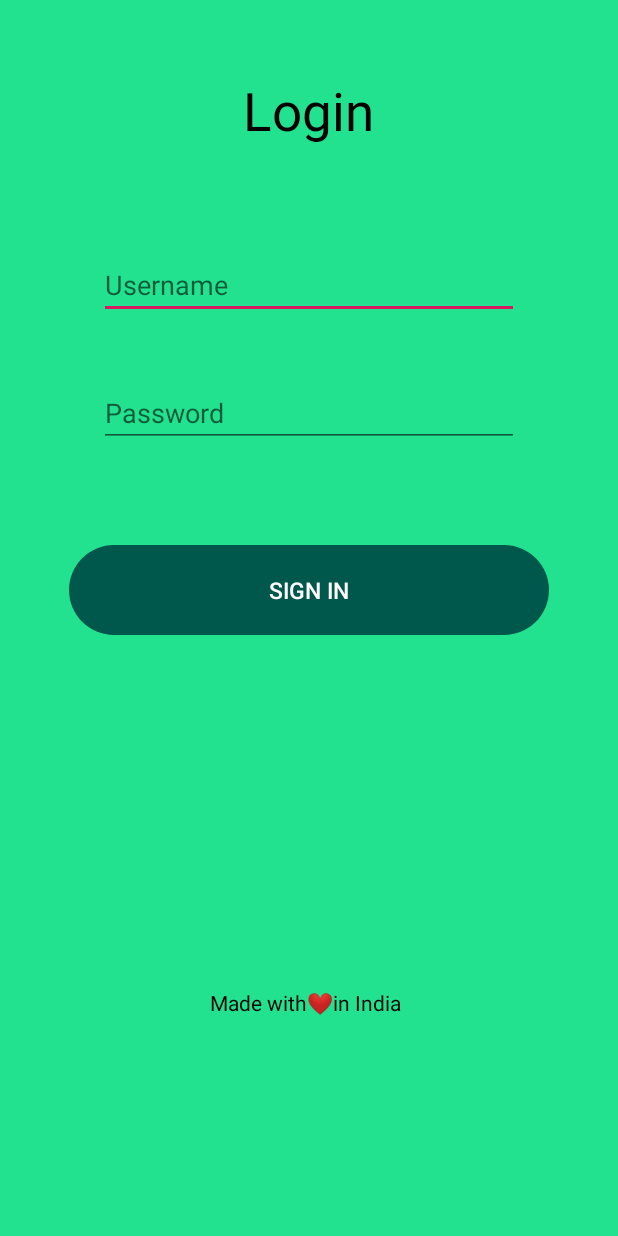
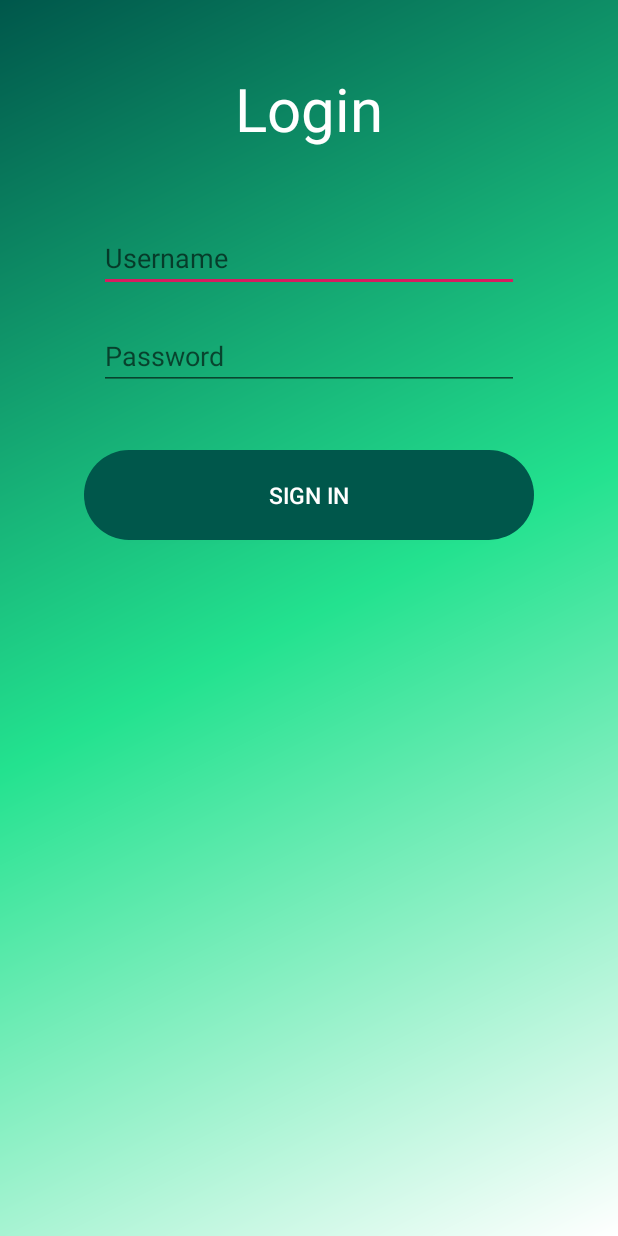
Before and after one commit to Sidg612/UPES-HACKATHON-IDEA-APP, an Android app: the LoginActivity screen opened directly, with no data from a screen before it, on a phone screen of 412 x 824 dp. Run offline under Robolectric (Android 15) with nearby library versions, the phone set to English and light mode, and no system bars.

```diff
--- /dev/null
+++ b/app/src/main/java/com/writetosid/suvidha/HistoryAdapter.kt
@@ -0,0 +1,3 @@
+package com.writetosid.suvidha
+
+import androidx.recyclerview.widget.RecyclerView
--- a/app/src/main/res/drawable/profie_backgrnd.xml
+++ b/app/src/main/res/drawable/profie_backgrnd.xml
@@ -1,9 +1,9 @@
 <?xml version="1.0" encoding="utf-8"?>
 <shape xmlns:android="http://schemas.android.com/apk/res/android" android:shape="rectangle">
 
-    <gradient android:startColor="@color/colorPrimaryDark"
+    <gradient android:startColor="@android:color/white"
         android:centerColor="@color/colorPrimary"
-        android:angle="-45"
-        android:endColor="@android:color/white"/>
+        android:angle="135"
+        android:endColor="@color/colorPrimaryDark"/>
 
 </shape>
--- a/app/src/main/res/layout/activity_login.xml
+++ b/app/src/main/res/layout/activity_login.xml
@@ -1,47 +1,45 @@
-<?xml version="1.0" encoding="utf-8"?>
 <LinearLayout xmlns:android="http://schemas.android.com/apk/res/android"
     xmlns:app="http://schemas.android.com/apk/res-auto"
     xmlns:tools="http://schemas.android.com/tools"
     android:layout_width="match_parent"
     android:layout_height="match_parent"
-    android:background="@color/colorPrimary"
     android:orientation="vertical"
-    tools:context=".LoginActivity">
-
+    android:background="@drawable/profie_backgrnd"
+    tools:context=".SignupActivity">
     <TextView
-        android:layout_marginTop="50dp"
-        android:layout_gravity="center"
         android:layout_width="wrap_content"
         android:layout_height="wrap_content"
         android:text="Login"
-        android:textSize="35sp"
-        android:textColor="@android:color/black"/>
+        android:textSize="40sp"
+        android:textColor="@android:color/white"
+        android:layout_marginTop="45dp"
+        android:layout_gravity="center"/>
+    <LinearLayout
 
-    <LinearLayout
-        android:layout_marginTop="50dp"
+        android:layout_marginTop="40dp"
         android:layout_gravity="center"
-        android:layout_width="320dp"
+        android:layout_width="300dp"
         android:layout_height="wrap_content"
         android:orientation="vertical">
+        <EditText
+            android:layout_margin="10dp"
+            android:layout_width="match_parent"
+            android:layout_height="wrap_content"
+            android:hint="Username"/>
 
         <EditText
-            android:layout_margin="20dp"
+            android:layout_margin="10dp"
             android:layout_width="match_parent"
             android:layout_height="wrap_content"
-        android:hint="Username "
-        />
-
-        <EditText
-            android:layout_margin="20dp"
-            android:layout_width="match_parent"
-            android:layout_height="wrap_content"
-            android:hint="Password "
+            android:ems="10"
+            android:hint="Password"
             android:inputType="textPassword" />
+    </LinearLayout>
 
     <Button
-            android:layout_marginTop="45dp"
+        android:layout_marginTop="30dp"
         android:id="@+id/signIn"
-            android:layout_width="match_parent"
+        android:layout_width="300dp"
         android:layout_height="wrap_content"
         android:text="Sign in"
         android:textSize="15sp"
@@ -50,13 +48,3 @@
         android:background="@drawable/loginbtn"
         />
 </LinearLayout>
-
-    <TextView
-        android:layout_marginTop="235dp"
-        android:layout_width="wrap_content"
-        android:layout_height="wrap_content"
-        android:layout_gravity="center"
-        android:textColor="@android:color/black"
-        android:text="Made with❤in India "/>
-
-</LinearLayout>
--- a/app/src/main/res/layout/activity_signup.xml
+++ b/app/src/main/res/layout/activity_signup.xml
@@ -5,14 +5,14 @@
     android:layout_width="match_parent"
     android:layout_height="match_parent"
     android:orientation="vertical"
-    android:background="@color/colorPrimary"
+    android:background="@drawable/profie_backgrnd"
     tools:context=".SignupActivity">
     <TextView
         android:layout_width="wrap_content"
         android:layout_height="wrap_content"
         android:text="Sign up"
         android:textSize="40sp"
-        android:textColor="@android:color/black"
+        android:textColor="@android:color/white"
         android:layout_marginTop="45dp"
         android:layout_gravity="center"/>
     <LinearLayout
```
Also changed, not shown: app/src/main/java/com/writetosid/suvidha/History.kt (added, +9 -0 lines), app/src/main/java/com/writetosid/suvidha/MainScreenActivity.kt (+9 -0 lines), app/src/main/res/layout/activity_main_screen.xml (+34 -6 lines). Lines whose indentation alone changed are shown as unchanged.
